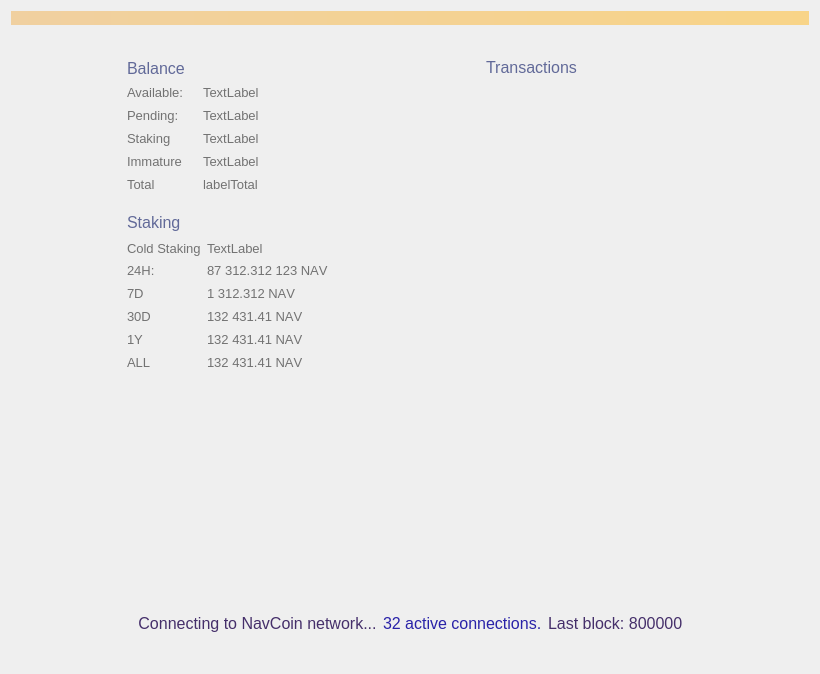
The window that src/qt/forms/overviewpage.ui (skreener/navcoin-core) describes before a commit, drawn with Qt 5.
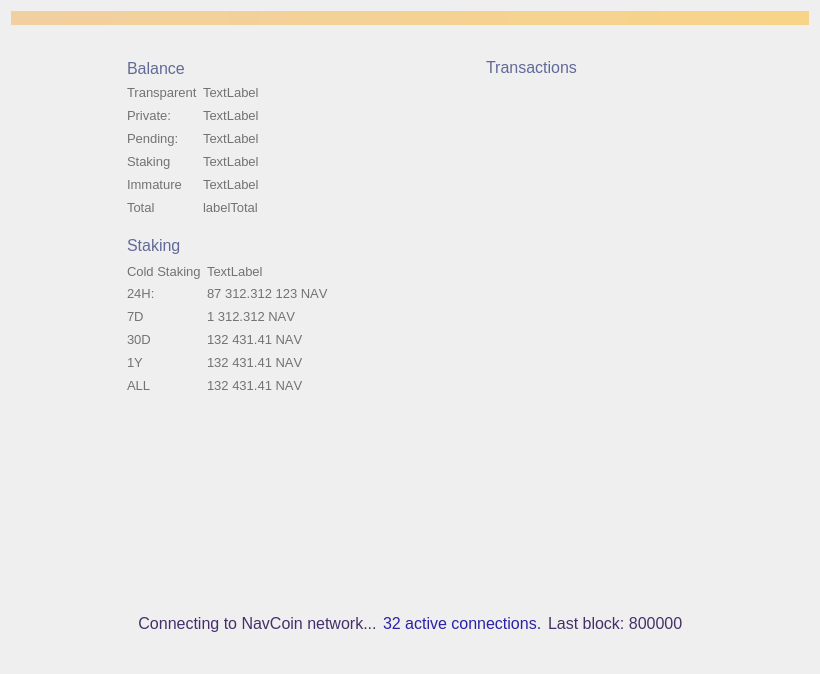
The same window after the commit. Custom widgets are drawn as their Qt base class.

Commit message: gui: show private balance

What changed in the file:
```diff
--- a/src/qt/forms/overviewpage.ui
+++ b/src/qt/forms/overviewpage.ui
@@ -194,45 +194,6 @@
            <property name="verticalSpacing">
             <number>-1</number>
            </property>
-           <item row="0" column="0">
-            <widget class="QLabel" name="label_5">
-             <property name="sizePolicy">
-              <sizepolicy hsizetype="Minimum" vsizetype="Preferred">
-               <horstretch>0</horstretch>
-               <verstretch>0</verstretch>
-              </sizepolicy>
-             </property>
-             <property name="minimumSize">
-              <size>
-               <width>70</width>
-               <height>17</height>
-              </size>
-             </property>
-             <property name="maximumSize">
-              <size>
-               <width>70</width>
-               <height>17</height>
-              </size>
-             </property>
-             <property name="font">
-              <font>
-               <pointsize>10</pointsize>
-               <weight>50</weight>
-               <bold>false</bold>
-               <stylestrategy>PreferAntialias</stylestrategy>
-              </font>
-             </property>
-             <property name="styleSheet">
-              <string notr="true">color: #727272</string>
-             </property>
-             <property name="text">
-              <string>Available:</string>
-             </property>
-             <property name="alignment">
-              <set>Qt::AlignLeading|Qt::AlignLeft|Qt::AlignVCenter</set>
-             </property>
-            </widget>
-           </item>
            <item row="0" column="1">
             <widget class="QLabel" name="labelBalance">
              <property name="font">
@@ -254,7 +215,7 @@
              </property>
             </widget>
            </item>
-           <item row="1" column="0">
+           <item row="2" column="0">
             <widget class="QLabel" name="label_7">
              <property name="sizePolicy">
               <sizepolicy hsizetype="Minimum" vsizetype="Preferred">
@@ -293,7 +254,7 @@
              </property>
             </widget>
            </item>
-           <item row="1" column="1">
+           <item row="2" column="1">
             <widget class="QLabel" name="labelUnconfirmed">
              <property name="font">
               <font>
@@ -314,7 +275,7 @@
              </property>
             </widget>
            </item>
-           <item row="3" column="0">
+           <item row="4" column="0">
             <widget class="QLabel" name="labelImmatureText">
              <property name="sizePolicy">
               <sizepolicy hsizetype="Minimum" vsizetype="Preferred">
@@ -353,7 +314,7 @@
              </property>
             </widget>
            </item>
-           <item row="3" column="1">
+           <item row="4" column="1">
             <widget class="QLabel" name="labelImmature">
              <property name="font">
               <font>
@@ -374,7 +335,7 @@
              </property>
             </widget>
            </item>
-           <item row="2" column="1">
+           <item row="3" column="1">
             <widget class="QLabel" name="labelStaking">
              <property name="font">
               <font>
@@ -395,7 +356,7 @@
              </property>
             </widget>
            </item>
-           <item row="2" column="0">
+           <item row="3" column="0">
             <widget class="QLabel" name="labelStakingText">
              <property name="sizePolicy">
               <sizepolicy hsizetype="Minimum" vsizetype="Preferred">
@@ -434,7 +395,7 @@
              </property>
             </widget>
            </item>
-           <item row="4" column="1">
+           <item row="5" column="1">
             <widget class="QLabel" name="labelTotal">
              <property name="font">
               <font>
@@ -455,7 +416,7 @@
              </property>
             </widget>
            </item>
-           <item row="4" column="0">
+           <item row="5" column="0">
             <widget class="QLabel" name="label_8">
              <property name="sizePolicy">
               <sizepolicy hsizetype="Minimum" vsizetype="Preferred">
@@ -494,6 +455,105 @@
              </property>
             </widget>
            </item>
+           <item row="1" column="0">
+            <widget class="QLabel" name="labelPrivateText">
+             <property name="sizePolicy">
+              <sizepolicy hsizetype="Minimum" vsizetype="Preferred">
+               <horstretch>0</horstretch>
+               <verstretch>0</verstretch>
+              </sizepolicy>
+             </property>
+             <property name="minimumSize">
+              <size>
+               <width>70</width>
+               <height>17</height>
+              </size>
+             </property>
+             <property name="maximumSize">
+              <size>
+               <width>70</width>
+               <height>17</height>
+              </size>
+             </property>
+             <property name="font">
+              <font>
+               <pointsize>10</pointsize>
+               <weight>50</weight>
+               <bold>false</bold>
+               <stylestrategy>PreferAntialias</stylestrategy>
+              </font>
+             </property>
+             <property name="styleSheet">
+              <string notr="true">color: #727272</string>
+             </property>
+             <property name="text">
+              <string>Private:</string>
+             </property>
+             <property name="alignment">
+              <set>Qt::AlignLeading|Qt::AlignLeft|Qt::AlignVCenter</set>
+             </property>
+            </widget>
+           </item>
+           <item row="0" column="0">
+            <widget class="QLabel" name="label_6">
+             <property name="sizePolicy">
+              <sizepolicy hsizetype="Minimum" vsizetype="Preferred">
+               <horstretch>0</horstretch>
+               <verstretch>0</verstretch>
+              </sizepolicy>
+             </property>
+             <property name="minimumSize">
+              <size>
+               <width>70</width>
+               <height>17</height>
+              </size>
+             </property>
+             <property name="maximumSize">
+              <size>
+               <width>70</width>
+               <height>17</height>
+              </size>
+             </property>
+             <property name="font">
+              <font>
+               <pointsize>10</pointsize>
+               <weight>50</weight>
+               <bold>false</bold>
+               <stylestrategy>PreferAntialias</stylestrategy>
+              </font>
+             </property>
+             <property name="styleSheet">
+              <string notr="true">color: #727272</string>
+             </property>
+             <property name="text">
+              <string>Transparent:</string>
+             </property>
+             <property name="alignment">
+              <set>Qt::AlignLeading|Qt::AlignLeft|Qt::AlignVCenter</set>
+             </property>
+            </widget>
+           </item>
+           <item row="1" column="1">
+            <widget class="QLabel" name="labelPrivate">
+             <property name="font">
+              <font>
+               <pointsize>10</pointsize>
+               <weight>50</weight>
+               <bold>false</bold>
+               <stylestrategy>PreferAntialias</stylestrategy>
+              </font>
+             </property>
+             <property name="styleSheet">
+              <string notr="true">color: #727272</string>
+             </property>
+             <property name="text">
+              <string>TextLabel</string>
+             </property>
+             <property name="alignment">
+              <set>Qt::AlignLeading|Qt::AlignLeft|Qt::AlignVCenter</set>
+             </property>
+            </widget>
+           </item>
           </layout>
          </item>
          <item>
```
The commit also changes 7 other files.
